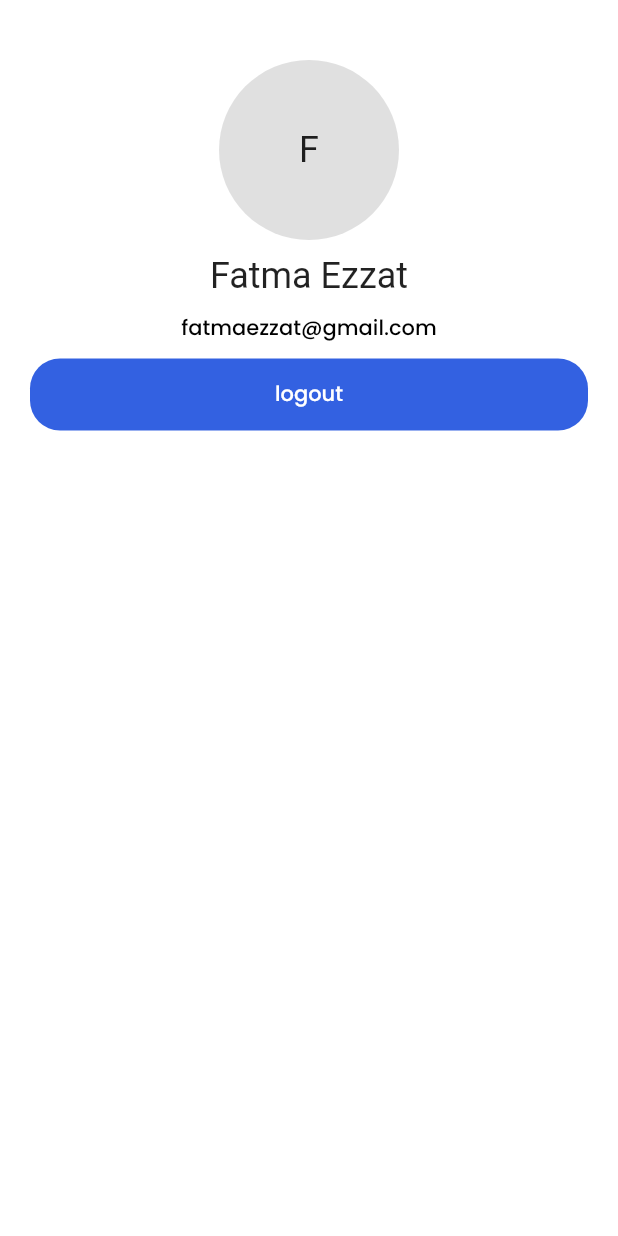
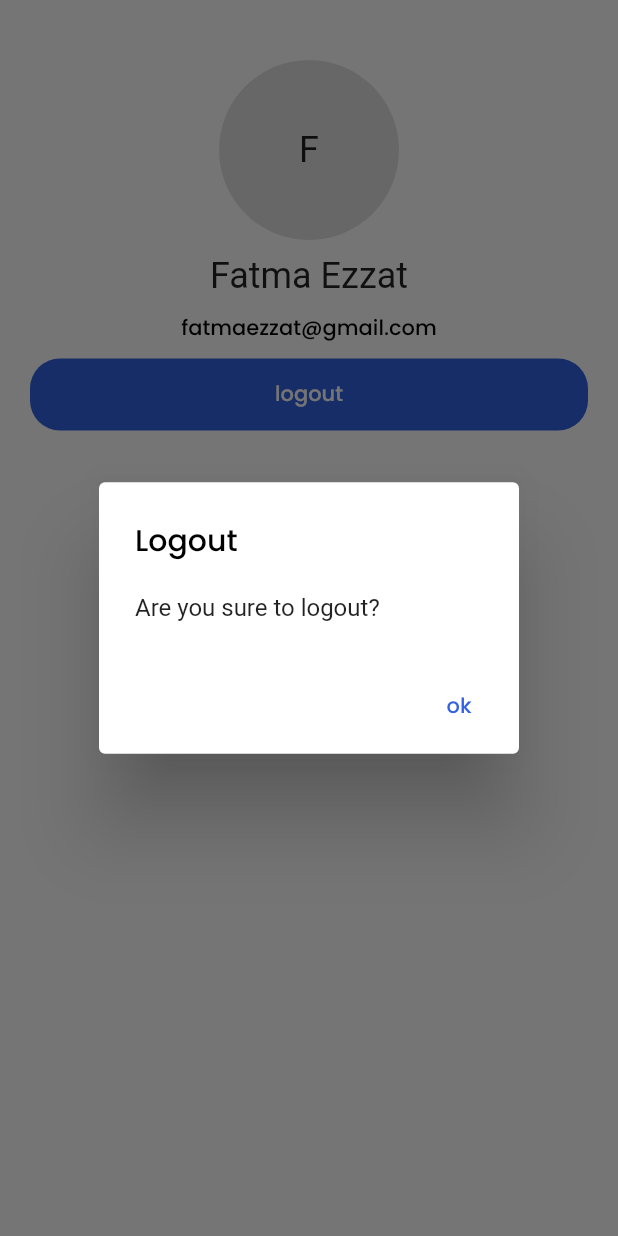
Before and after one commit to fatimaEzzat/pixels, a Flutter app: the ProfileScreen screen opened directly, after a tap on "logout", on a phone screen of 412 x 824 dp. Run offline on Flutter 3.47's test engine with Material 2 defaults, Android fonts, the light colour scheme and no system bars; our stand-ins replace cached_network_image, cloud_firestore, dio, firebase_auth, firebase_core, fluttertoast and 2 more; missing offline and left inert: one_context; accounts and stored records are empty; network calls fail.

Commit message:
fix auth

```diff
--- a/lib/presentation/screens/btm_navbar_screens/galley_home_screen.dart
+++ b/lib/presentation/screens/btm_navbar_screens/galley_home_screen.dart
@@ -15,7 +15,7 @@ class HomeScreen extends StatefulWidget {
 class _HomeScreenState extends State<HomeScreen> {
   @override
   void initState() {
-    GalleryRepo(GalleryApi()).getWallpapers();
+    // GalleryRepo(GalleryApi()).getWallpapers();
     super.initState();
   }
 
--- a/lib/presentation/screens/btm_navbar_screens/profile_screen.dart
+++ b/lib/presentation/screens/btm_navbar_screens/profile_screen.dart
@@ -1,6 +1,11 @@
 import 'package:flutter/material.dart';
 import 'package:pixels/presentation/widgets/default_button_widget.dart';
+import 'package:pixels/presentation/widgets/user_info_widget.dart';
+import 'package:pixels/providers/auth_provider.dart';
 import 'package:pixels/shared/style/colors.dart';
+import 'package:provider/provider.dart';
+
+import '../../../shared/utilities.dart';
 
 class ProfileScreen extends StatelessWidget {
   const ProfileScreen({Key? key}) : super(key: key);
@@ -15,42 +20,7 @@ class ProfileScreen extends StatelessWidget {
           mainAxisAlignment: MainAxisAlignment.start,
           crossAxisAlignment: CrossAxisAlignment.center,
           children: [
-            SizedBox(
-              height: 20,
-              width: double.infinity,
-            ),
-            CircleAvatar(
-              radius: 60,
-              backgroundColor: MyColors.customGrey,
-              child: Center(
-                child: Text(
-                  'F'.toUpperCase(),
-                  style: Theme.of(context).textTheme.headlineSmall,
-                ),
-              ),
-            ),
-            SizedBox(
-              height: 10.0,
-            ),
-            Text(
-              'Fatma Ezzat',
-              style: Theme.of(context).textTheme.headlineSmall,
-            ),
-            SizedBox(
-              height: 10.0,
-            ),
-            Text(
-              'fatmaezzat@gmail.com',
-              style: Theme.of(context).textTheme.labelLarge,
-            ),
-            SizedBox(
-              height: 10.0,
-            ),
-            DefaultButtonWidget(
-              function: () {},
-              text: 'logout',
-              radius: 20,
-            )
+            UserInfo()
           ],
         ),
       ),
--- a/lib/presentation/screens/home_layout.dart
+++ b/lib/presentation/screens/home_layout.dart
@@ -40,7 +40,7 @@ class _HomeLayoutState extends State<HomeLayout> {
         centerTitle: true,
         elevation: 0.0,
         backgroundColor: Colors.white,
-        title: Text(context.watch<AuthProvider>().currentUser!.firstName,style: TextStyle(color: Colors.black),),
+        title: Text(btmNavScreensAppbarTitle[index],style: TextStyle(color: Colors.black),),
       ),
       bottomNavigationBar: BottomNavigationBar(
           selectedItemColor: Colors.black,
--- /dev/null
+++ b/lib/presentation/widgets/user_info_widget.dart
@@ -0,0 +1,65 @@
+import 'package:flutter/material.dart';
+import 'package:pixels/providers/auth_provider.dart';
+import 'package:provider/provider.dart';
+
+import '../../shared/style/colors.dart';
+import '../../shared/utilities.dart';
+import 'default_button_widget.dart';
+
+class UserInfo extends StatelessWidget {
+  const UserInfo({Key? key}) : super(key: key);
+
+  @override
+  Widget build(BuildContext context) {
+    return Consumer<AuthProvider>(
+      builder: (context, provider, child) {
+        return Column(
+          children: [
+            SizedBox(
+              height: 20,
+              width: double.infinity,
+            ),
+            CircleAvatar(
+              radius: 60,
+              backgroundColor: MyColors.customGrey,
+              child: Center(
+                child: Text(
+                  'F'.toUpperCase(),
+                  style: Theme.of(context).textTheme.headlineSmall,
+                ),
+              ),
+            ),
+            SizedBox(
+              height: 10.0,
+            ),
+            Text(
+              'Fatma Ezzat',
+              style: Theme.of(context).textTheme.headlineSmall,
+            ),
+            SizedBox(
+              height: 10.0,
+            ),
+            Text(
+              'fatmaezzat@gmail.com',
+              style: Theme.of(context).textTheme.labelLarge,
+            ),
+            SizedBox(
+              height: 10.0,
+            ),
+            DefaultButtonWidget(
+              function: () {
+                showConfirmDialog(
+                    context: context,
+                    onConfirm: () {
+                      provider.signOut(context);
+                    });
+              },
+              text: 'logout',
+              radius: 20,
+            )
+          ],
+        );
+      },
+    );
+  }
+}
--- a/lib/providers/auth_provider.dart
+++ b/lib/providers/auth_provider.dart
@@ -31,7 +31,6 @@ class AuthProvider with ChangeNotifier {
     notifyListeners();
   }
 
-  // Stream<UserModel> checkUser
 
   Future<void> getUserData({required String uId}) async {
     setDataState(state: DataStates.loading);
@@ -68,8 +67,6 @@ class AuthProvider with ChangeNotifier {
       );
       if (res.user?.uid == null) {
         setDataState(state: DataStates.error);
-        // emit(ErrorRegisterByFirebaseEmailAndPasswordState(
-        //     error: 'Something went wrong'));
         return;
       }
       printDebug('uIdIs: ${res.user?.uid}');
@@ -89,7 +86,6 @@ class AuthProvider with ChangeNotifier {
       printDebug('registerByFirebaseEmailAndPasswordError: ${e.toString()}');
       showToast(msg: e.toString(), state: ToastedStates.WARNING);
       setDataState(state: DataStates.error);
-      // emit(ErrorRegisterByFirebaseEmailAndPasswordState(error: e.toString()));
     }
   }
 
@@ -104,6 +100,7 @@ class AuthProvider with ChangeNotifier {
       String uId = res.user?.uid ?? '';
       await CacheHelper.saveData(key: 'uId', value: uId);
       setDataState(state: DataStates.success);
+      getUserData(uId: uId);
     } catch (e) {
       printDebug('loginByEmailAndPasswordError: ${e.toString()}');
       showToast(
--- a/lib/shared/utilities.dart
+++ b/lib/shared/utilities.dart
@@ -76,6 +76,7 @@ shimmerSliverGridViewEffect(){
     ),
   );
 
+
   // return SliverGrid(
   //   gridDelegate: const SliverGridDelegateWithFixedCrossAxisCount(
   //     crossAxisCount: 2, childAspectRatio: 0.8,
@@ -101,3 +102,30 @@ shimmerSliverGridViewEffect(){
   //   ),
   // );
 }
+
+Future<void> showConfirmDialog({required BuildContext context,required Function() onConfirm}) async {
+  return showDialog<void>(
+    context: context,
+    barrierDismissible: true, // user must tap button!
+    builder: (BuildContext context) {
+      return AlertDialog(
+        title: const Text('Logout'),
+        content: const SingleChildScrollView(
+          child: ListBody(
+            children: <Widget>[
+              Text('Are you sure to logout?'),
+              // Text('Would you like to approve of this message?'),
+            ],
+          ),
+        ),
+        actions: <Widget>[
+          TextButton(
+            child: const Text('ok'),
+            onPressed: onConfirm,
+          ),
+
+        ],
+      );
+    },
+  );
+}
```
